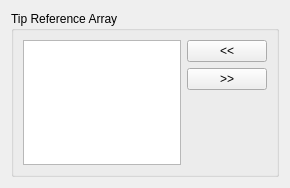
mgear-dev/mgear4, file release/scripts/mgear/shifter_classic_components/squash_01/settingsUI.ui: the form before one commit.
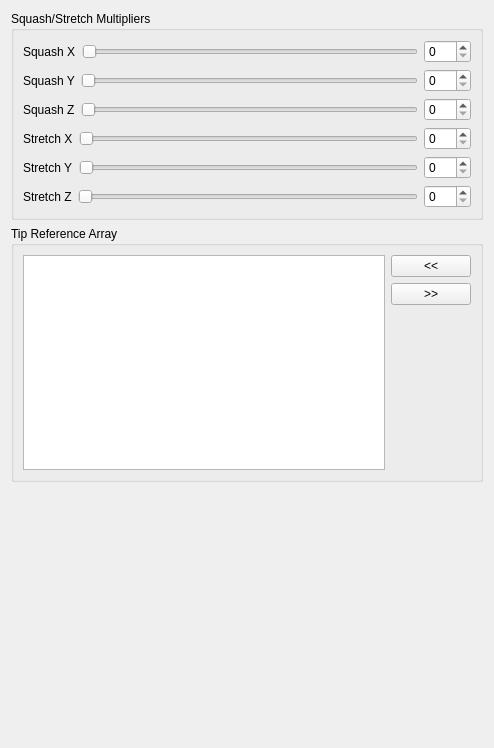
The form after the commit.

Commit message: Shifter: Squash_01 add scale multipliers Closes #339

Diff of the .ui file:
```diff
--- a/release/scripts/mgear/shifter_classic_components/squash_01/settingsUI.ui
+++ b/release/scripts/mgear/shifter_classic_components/squash_01/settingsUI.ui
@@ -6,20 +6,233 @@
    <rect>
     <x>0</x>
     <y>0</y>
-    <width>290</width>
-    <height>188</height>
+    <width>494</width>
+    <height>748</height>
    </rect>
   </property>
   <property name="windowTitle">
    <string>Form</string>
   </property>
-  <layout class="QGridLayout" name="gridLayout">
-   <item row="0" column="0">
+  <layout class="QVBoxLayout" name="verticalLayout_2">
+   <item>
+    <widget class="QGroupBox" name="groupBox">
+     <property name="title">
+      <string>Squash/Stretch Multipliers</string>
+     </property>
+     <layout class="QVBoxLayout" name="verticalLayout">
+      <item>
+       <layout class="QHBoxLayout" name="horizontalLayout">
+        <item>
+         <widget class="QLabel" name="squashX_label">
+          <property name="text">
+           <string>Squash X</string>
+          </property>
+         </widget>
+        </item>
+        <item>
+         <widget class="QSlider" name="squashX_slider">
+          <property name="minimumSize">
+           <size>
+            <width>0</width>
+            <height>15</height>
+           </size>
+          </property>
+          <property name="maximum">
+           <number>100</number>
+          </property>
+          <property name="orientation">
+           <enum>Qt::Horizontal</enum>
+          </property>
+         </widget>
+        </item>
+        <item>
+         <widget class="QSpinBox" name="squashX_spinBox">
+          <property name="maximum">
+           <number>100</number>
+          </property>
+         </widget>
+        </item>
+       </layout>
+      </item>
+      <item>
+       <layout class="QHBoxLayout" name="horizontalLayout_2">
+        <item>
+         <widget class="QLabel" name="squashY_label">
+          <property name="text">
+           <string>Squash Y</string>
+          </property>
+         </widget>
+        </item>
+        <item>
+         <widget class="QSlider" name="squashY_slider">
+          <property name="minimumSize">
+           <size>
+            <width>0</width>
+            <height>15</height>
+           </size>
+          </property>
+          <property name="maximum">
+           <number>100</number>
+          </property>
+          <property name="orientation">
+           <enum>Qt::Horizontal</enum>
+          </property>
+         </widget>
+        </item>
+        <item>
+         <widget class="QSpinBox" name="squashY_spinBox">
+          <property name="maximum">
+           <number>100</number>
+          </property>
+         </widget>
+        </item>
+       </layout>
+      </item>
+      <item>
+       <layout class="QHBoxLayout" name="horizontalLayout_3">
+        <item>
+         <widget class="QLabel" name="squashZ_label">
+          <property name="text">
+           <string>Squash Z</string>
+          </property>
+         </widget>
+        </item>
+        <item>
+         <widget class="QSlider" name="squashZ_slider">
+          <property name="minimumSize">
+           <size>
+            <width>0</width>
+            <height>15</height>
+           </size>
+          </property>
+          <property name="maximum">
+           <number>100</number>
+          </property>
+          <property name="orientation">
+           <enum>Qt::Horizontal</enum>
+          </property>
+         </widget>
+        </item>
+        <item>
+         <widget class="QSpinBox" name="squashZ_spinBox">
+          <property name="maximum">
+           <number>100</number>
+          </property>
+         </widget>
+        </item>
+       </layout>
+      </item>
+      <item>
+       <layout class="QHBoxLayout" name="horizontalLayout_4">
+        <item>
+         <widget class="QLabel" name="stretchX_label">
+          <property name="text">
+           <string>Stretch X</string>
+          </property>
+         </widget>
+        </item>
+        <item>
+         <widget class="QSlider" name="stretchX_slider">
+          <property name="minimumSize">
+           <size>
+            <width>0</width>
+            <height>15</height>
+           </size>
+          </property>
+          <property name="maximum">
+           <number>100</number>
+          </property>
+          <property name="orientation">
+           <enum>Qt::Horizontal</enum>
+          </property>
+         </widget>
+        </item>
+        <item>
+         <widget class="QSpinBox" name="stretchX_spinBox">
+          <property name="maximum">
+           <number>100</number>
+          </property>
+         </widget>
+        </item>
+       </layout>
+      </item>
+      <item>
+       <layout class="QHBoxLayout" name="horizontalLayout_5">
+        <item>
+         <widget class="QLabel" name="stretchY_label">
+          <property name="text">
+           <string>Stretch Y</string>
+          </property>
+         </widget>
+        </item>
+        <item>
+         <widget class="QSlider" name="stretchY_slider">
+          <property name="minimumSize">
+           <size>
+            <width>0</width>
+            <height>15</height>
+           </size>
+          </property>
+          <property name="maximum">
+           <number>100</number>
+          </property>
+          <property name="orientation">
+           <enum>Qt::Horizontal</enum>
+          </property>
+         </widget>
+        </item>
+        <item>
+         <widget class="QSpinBox" name="stretchY_spinBox">
+          <property name="maximum">
+           <number>100</number>
+          </property>
+         </widget>
+        </item>
+       </layout>
+      </item>
+      <item>
+       <layout class="QHBoxLayout" name="horizontalLayout_6">
+        <item>
+         <widget class="QLabel" name="stretchZ_label">
+          <property name="text">
+           <string>Stretch Z</string>
+          </property>
+         </widget>
+        </item>
+        <item>
+         <widget class="QSlider" name="stretchZ_slider">
+          <property name="minimumSize">
+           <size>
+            <width>0</width>
+            <height>15</height>
+           </size>
+          </property>
+          <property name="maximum">
+           <number>100</number>
+          </property>
+          <property name="orientation">
+           <enum>Qt::Horizontal</enum>
+          </property>
+         </widget>
+        </item>
+        <item>
+         <widget class="QSpinBox" name="stretchZ_spinBox">
+          <property name="maximum">
+           <number>100</number>
+          </property>
+         </widget>
+        </item>
+       </layout>
+      </item>
+     </layout>
+    </widget>
+   </item>
+   <item>
     <widget class="QGroupBox" name="upvRefArray_groupBox">
      <property name="title">
       <string>Tip Reference Array</string>
      </property>
-     <layout class="QVBoxLayout" name="verticalLayout">
+     <layout class="QVBoxLayout" name="verticalLayout_3">
       <item>
        <layout class="QHBoxLayout" name="upvRefArray_horizontalLayout">
         <item>
@@ -84,6 +297,19 @@
      </layout>
     </widget>
    </item>
+   <item>
+    <spacer name="verticalSpacer">
+     <property name="orientation">
+      <enum>Qt::Vertical</enum>
+     </property>
+     <property name="sizeHint" stdset="0">
+      <size>
+       <width>20</width>
+       <height>40</height>
+      </size>
+     </property>
+    </spacer>
+   </item>
   </layout>
  </widget>
  <resources/>
```
Left out of the diff: 291 changed lines with no effect on the pictures. The commit also changes 3 other files.
